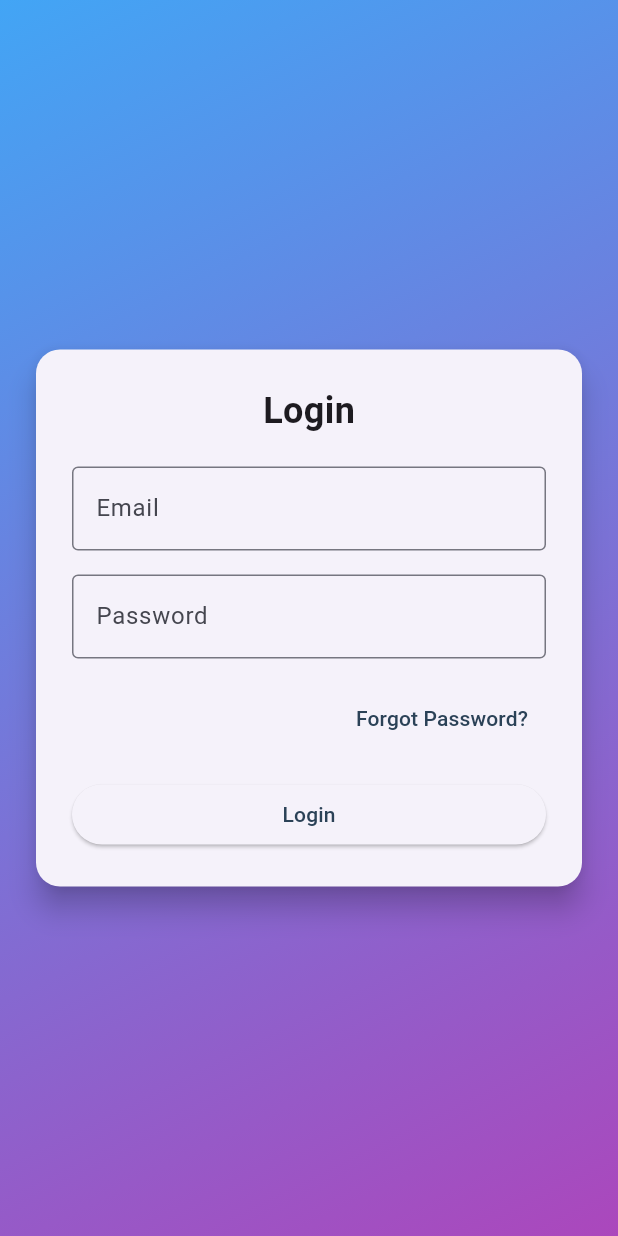
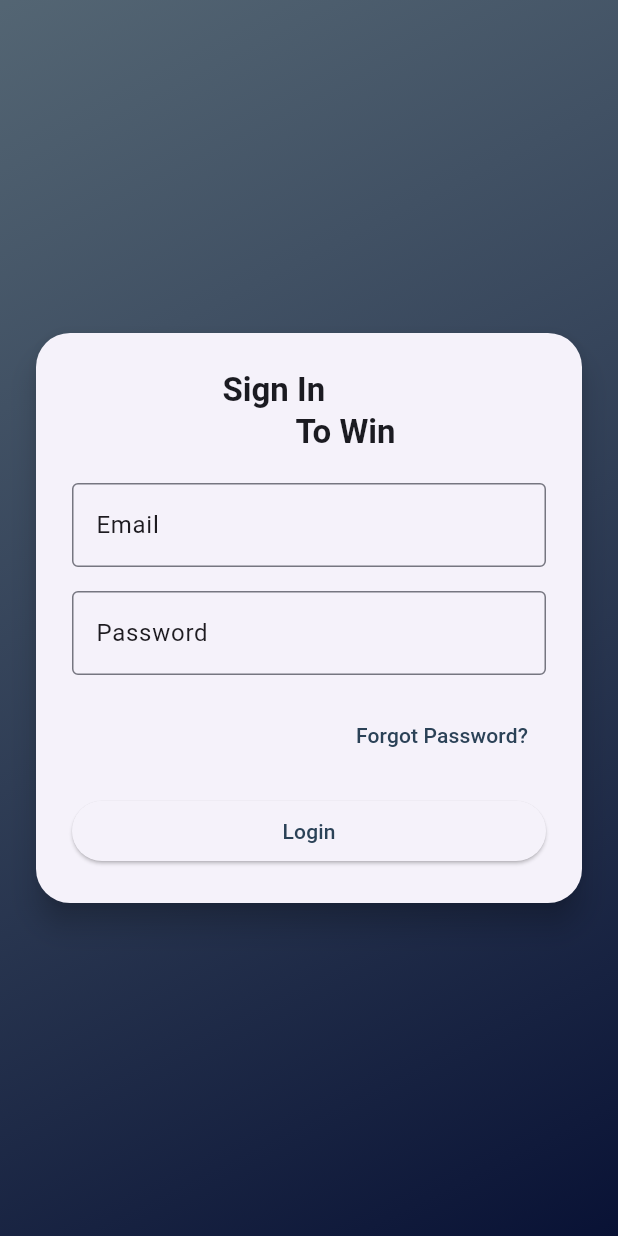
Before and after one commit to Neutrino-18/studentManagementApp, a Flutter app: the LoginPage screen opened directly, on a phone screen of 412 x 824 dp. Run offline on Flutter 3.47's test engine with Material 3 defaults, Android fonts, the phone set to English and light mode, and no system bars; our stand-ins replace flutter_feather_icons, flutter_riverpod, font_awesome_flutter, google_fonts.

Commit message:
almost completed the login

```diff
--- a/lib/Pages/login_page.dart
+++ b/lib/Pages/login_page.dart
@@ -1,21 +1,35 @@
+import 'package:app_crt/Modals/login.dart';
+import 'package:app_crt/Providers/login_info.dart';
 import 'package:flutter/material.dart';
 import 'package:flutter_riverpod/flutter_riverpod.dart';
 
-final loginProvider = StateProvider<bool>((ref) => false);
-
 class LoginPage extends ConsumerWidget {
   const LoginPage({super.key});
+
   @override
   Widget build(BuildContext context, WidgetRef ref) {
     final emailController = TextEditingController();
     final passwordController = TextEditingController();
-    final isLoading = ref.watch(loginProvider);
+    final formKey = GlobalKey<FormState>();
+    final _email = emailController.text;
+    final _rollno = passwordController.text;
+
+    void _validateLogin(String email, String rollno) {
+      if (formKey.currentState!.validate()) {
+        formKey.currentState!.save();
+
+        ref.watch(loginProvider.notifier).updateEmail(email, rollno);
+      }
+    }
 
     return Scaffold(
       body: Container(
         decoration: BoxDecoration(
           gradient: LinearGradient(
-            colors: [Colors.blue.shade400, Colors.purple.shade400],
+            colors: [
+              Theme.of(context).colorScheme.primary.withOpacity(0.8),
+              Theme.of(context).colorScheme.secondary
+            ],
             begin: Alignment.topLeft,
             end: Alignment.bottomRight,
           ),
@@ -24,7 +38,7 @@ class LoginPage extends ConsumerWidget {
           child: Card(
             elevation: 8,
             shape: RoundedRectangleBorder(
-              borderRadius: BorderRadius.circular(16),
+              borderRadius: BorderRadius.circular(22.69),
             ),
             margin: const EdgeInsets.symmetric(horizontal: 24),
             child: Padding(
@@ -32,30 +46,51 @@ class LoginPage extends ConsumerWidget {
               child: Column(
                 mainAxisSize: MainAxisSize.min,
                 children: [
-                  const Text(
-                    "Login",
-                    style: TextStyle(
-                      fontSize: 24,
-                      fontWeight: FontWeight.bold,
-                    ),
-                  ),
+                  Text("Sign In \n         To Win",
+                      style: Theme.of(context).textTheme.titleLarge!.copyWith(
+                          color: Theme.of(context).colorScheme.onBackground)),
                   const SizedBox(height: 20),
-                  TextField(
+                  Form(
+                    key: formKey,
+                    child: Column(
+                      children: [
+                        TextFormField(
+                          validator: (value) {
+                            if (value == null || value.isEmpty) {
+                              return "Please enter your college email";
+                            }
+                            return null;
+                          },
                           controller: emailController,
-                    decoration: const InputDecoration(
+                          decoration: InputDecoration(
                             labelText: "Email",
-                      border: OutlineInputBorder(),
+                            labelStyle: Theme.of(context).textTheme.bodyLarge,
+                            hintText: "Enter your college email",
+                            hintStyle: Theme.of(context).textTheme.bodyMedium,
+                            border: const OutlineInputBorder(),
                           ),
                           keyboardType: TextInputType.emailAddress,
                         ),
                         const SizedBox(height: 16),
-                  TextField(
+                        TextFormField(
+                          validator: (value) {
+                            if (value == null || value.isEmpty) {
+                              return "Enter your college roll number";
+                            }
+                            return null;
+                          },
                           controller: passwordController,
-                    decoration: const InputDecoration(
+                          decoration: InputDecoration(
+                            hintText: "Enter your roll no.",
+                            hintStyle: Theme.of(context).textTheme.bodyMedium,
                             labelText: "Password",
-                      border: OutlineInputBorder(),
+                            labelStyle: Theme.of(context).textTheme.bodyLarge,
+                            border: const OutlineInputBorder(),
                           ),
                           obscureText: true,
+                        ),
+                      ],
+                    ),
                   ),
                   const SizedBox(height: 16),
                   Align(
@@ -69,17 +104,12 @@ class LoginPage extends ConsumerWidget {
                   SizedBox(
                     width: double.infinity,
                     child: ElevatedButton(
-                      onPressed: isLoading
-                          ? null
-                          : () async {
-                              ref.read(loginProvider.notifier).state = true;
-                              await Future.delayed(const Duration(
-                                  seconds: 2)); // Simulate login delay
-                              ref.read(loginProvider.notifier).state = false;
+                      onPressed: () {
+                        // print(emailController.text);
+                        // print(passwordController.text);
+                        _validateLogin(_email, _rollno);
                       },
-                      child: isLoading
-                          ? const CircularProgressIndicator(color: Colors.white)
-                          : const Text("Login"),
+                      child: const Text("Login"),
                     ),
                   ),
                 ],
@@ -91,3 +121,17 @@ class LoginPage extends ConsumerWidget {
     );
   }
 }
+
+
+
+
+// isLoading
+//                           ? null
+//                           : () async {
+//                               ref.read(loginProvider.notifier).state = true;
+//                               await Future.delayed(const Duration(seconds: 2));
+//                               ref.read(loginProvider.notifier).state = false;
+//                             },
+//                       child: isLoading
+//                           ? const CircularProgressIndicator(color: Colors.white)
+//                           : const Text("Login"),
```
Also changed, not shown: lib/Modals/login.dart (added, +13 -0 lines), lib/Modals/student_performance.dart (+1 -12 lines), lib/Providers/login_info.dart (+25 -3 lines), lib/Repos/login_helper.dart (+11 -6 lines), lib/Repos/studentdata_helper.dart (added, +29 -0 lines), lib/main.dart (+2 -34 lines). Lines whose indentation alone changed are shown as unchanged.
